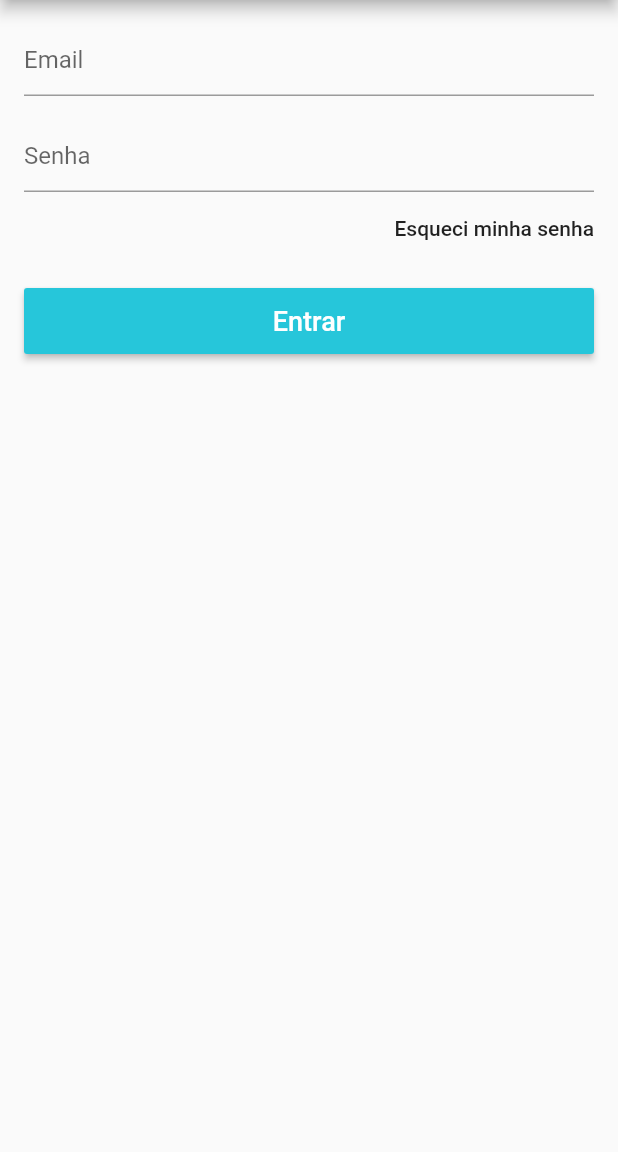
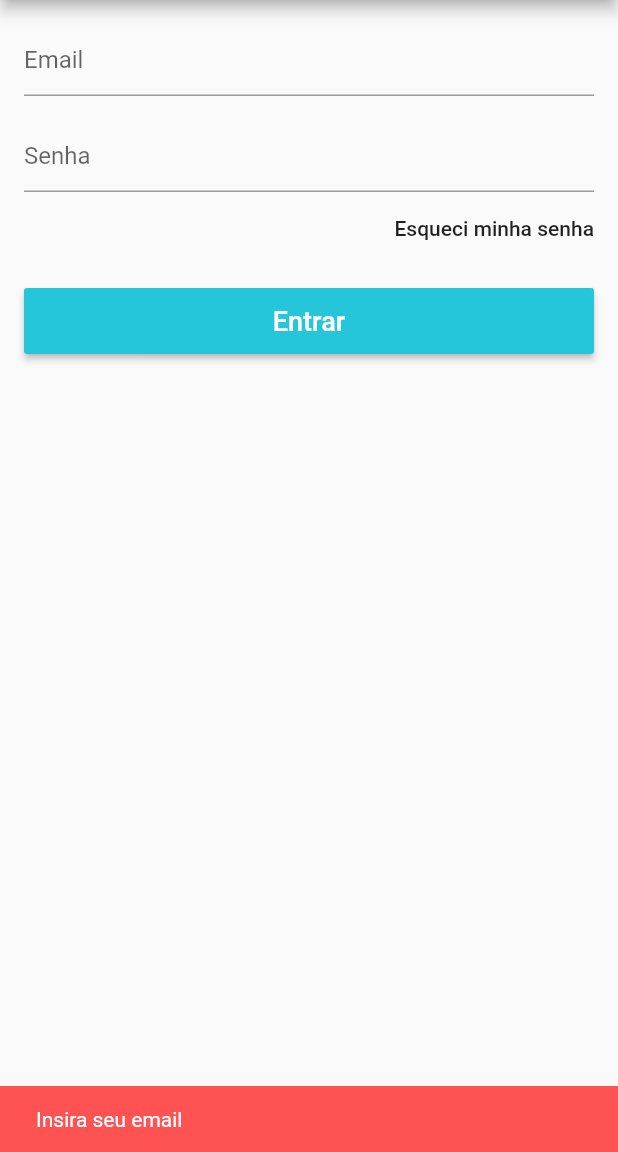
Before and after one commit to rodrigorafaeldamaceno/e-commerce, a Flutter app: the LoginScreen screen opened directly, after a tap on "Esqueci minha senha", on a phone screen of 412 x 824 dp, the part 84-1236 px from its top. Run offline on Flutter 3.47's test engine with Material 2 defaults, Android fonts, the phone set to English and light mode, and no system bars; our stand-ins replace carousel_pro, cloud_firestore, firebase_auth, transparent_image; accounts and stored records are empty.

Commit message:
added login, registration and password recovery features

```diff
--- a/lib/screens/LoginScreen.dart
+++ b/lib/screens/LoginScreen.dart
@@ -1,12 +1,37 @@
+import 'package:ecommerce/models/UserModel.dart';
 import 'package:ecommerce/screens/RegisterScreen.dart';
 import 'package:flutter/material.dart';
+import 'package:scoped_model/scoped_model.dart';
 
-class LoginScreen extends StatelessWidget {
+class LoginScreen extends StatefulWidget {
+  @override
+  _LoginScreenState createState() => _LoginScreenState();
+}
+
+class _LoginScreenState extends State<LoginScreen> {
   final _formKey = GlobalKey<FormState>();
+
+  final _passController = TextEditingController();
+  final _emailController = TextEditingController();
+
+  final _scaffoldKey = GlobalKey<ScaffoldState>();
+
+  void _onSucces() {
+    Navigator.of(context).pop();
+  }
+
+  void _onFailed() {
+    _scaffoldKey.currentState.showSnackBar(SnackBar(
+      content: Text('Falha ao criar usuário'),
+      backgroundColor: Colors.redAccent,
+      duration: Duration(seconds: 2),
+    ));
+  }
 
   @override
   Widget build(BuildContext context) {
     return Scaffold(
+        key: _scaffoldKey,
         appBar: AppBar(
           title: Text('Entrar'),
           centerTitle: true,
@@ -24,12 +49,17 @@ class LoginScreen extends StatelessWidget {
             )
           ],
         ),
-      body: Form(
+        body: ScopedModelDescendant<UserModel>(
+          builder: (context, child, model) {
+            if (model.isLoading)
+              return Center(child: CircularProgressIndicator());
+            return Form(
               key: _formKey,
               child: ListView(
                 padding: EdgeInsets.all(16),
                 children: <Widget>[
                   TextFormField(
+                    controller: _emailController,
                     decoration: InputDecoration(hintText: 'Email'),
                     keyboardType: TextInputType.emailAddress,
                     validator: (text) {
@@ -39,16 +69,33 @@ class LoginScreen extends StatelessWidget {
                   ),
                   SizedBox(height: 16),
                   TextFormField(
+                    controller: _passController,
                     decoration: InputDecoration(hintText: 'Senha'),
                     obscureText: true,
                     validator: (text) {
-                if (text.isEmpty || text.length < 6) return 'Senha invalida';
+                      if (text.isEmpty || text.length < 6)
+                        return 'Senha invalida';
                     },
                   ),
                   Align(
                     alignment: Alignment.centerRight,
                     child: FlatButton(
-                onPressed: () {},
+                      onPressed: () {
+                        if (_emailController.text.isEmpty) {
+                          _scaffoldKey.currentState.showSnackBar(SnackBar(
+                            content: Text('Insira seu email'),
+                            backgroundColor: Colors.redAccent,
+                            duration: Duration(seconds: 2),
+                          ));
+                        } else {
+                          model.recoverPas(_emailController.text);
+                          _scaffoldKey.currentState.showSnackBar(SnackBar(
+                            content: Text('Confira seu email'),
+                            backgroundColor: Theme.of(context).primaryColor,
+                            duration: Duration(seconds: 2),
+                          ));
+                        }
+                      },
                       child: Text(
                         'Esqueci minha senha',
                         textAlign: TextAlign.right,
@@ -60,20 +107,28 @@ class LoginScreen extends StatelessWidget {
                   SizedBox(
                     height: 44,
                     child: RaisedButton(
-                onPressed: () {
-                  if (_formKey.currentState.validate()) {}
-                },
                       child: Text(
                         'Entrar',
                         style: TextStyle(fontSize: 18),
                       ),
                       textColor: Colors.white,
                       color: Theme.of(context).primaryColor,
+                      onPressed: () {
+                        if (_formKey.currentState.validate()) {
+                          model.signIn(
+                            email: _emailController.text,
+                            pass: _passController.text,
+                            onSucces: _onSucces,
+                            onFailed: _onFailed,
+                          );
+                        }
+                      },
                     ),
                   )
                 ],
               ),
-      ),
             );
+          },
+        ));
   }
 }
--- a/pubspec.yaml
+++ b/pubspec.yaml
@@ -31,7 +31,7 @@ dependencies:
   cloud_firestore: ^0.12.9+5
   #firebase_analytics: 1.0.2
   #firebase_messaging: 1.0.4
-  #firebase_auth: ^0.11.1+12
+  firebase_auth: ^0.11.1+12
 
 
   carousel_pro: ^1.0.0
```
Also changed, not shown: lib/main.dart (+16 -10 lines), lib/models/UserModel.dart (added, +106 -0 lines), lib/screens/RegisterScreen.dart (+62 -6 lines), lib/widgets/CustomDrawer.dart (+19 -8 lines), pubspec.lock. Lines whose indentation alone changed are shown as unchanged.
